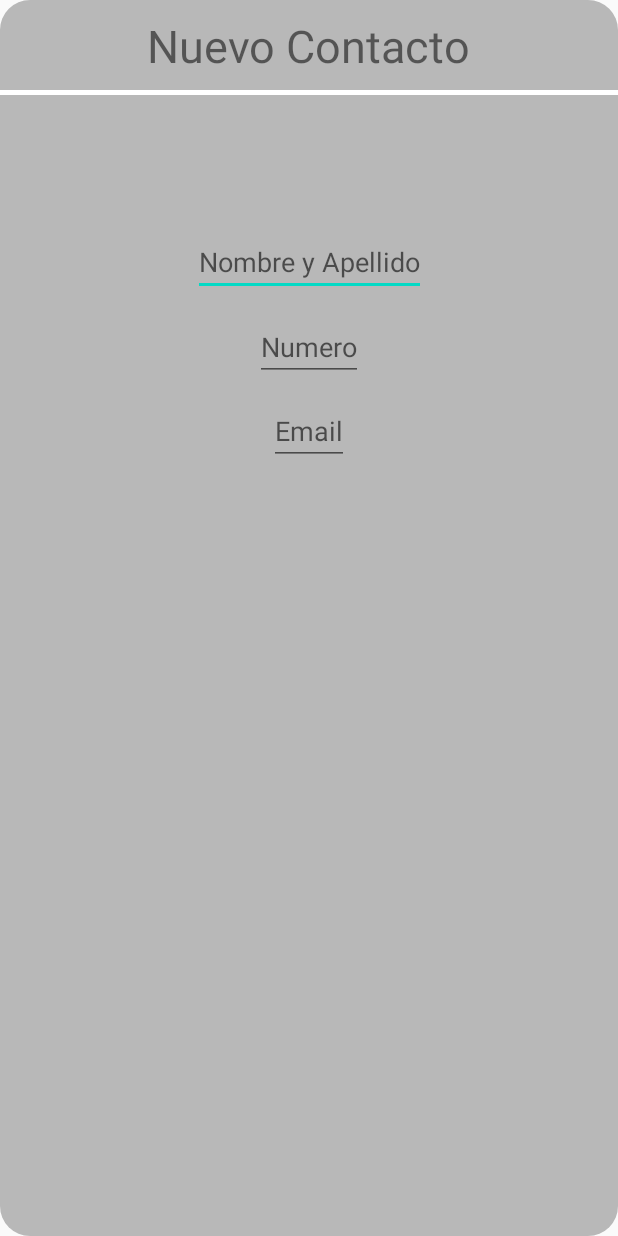
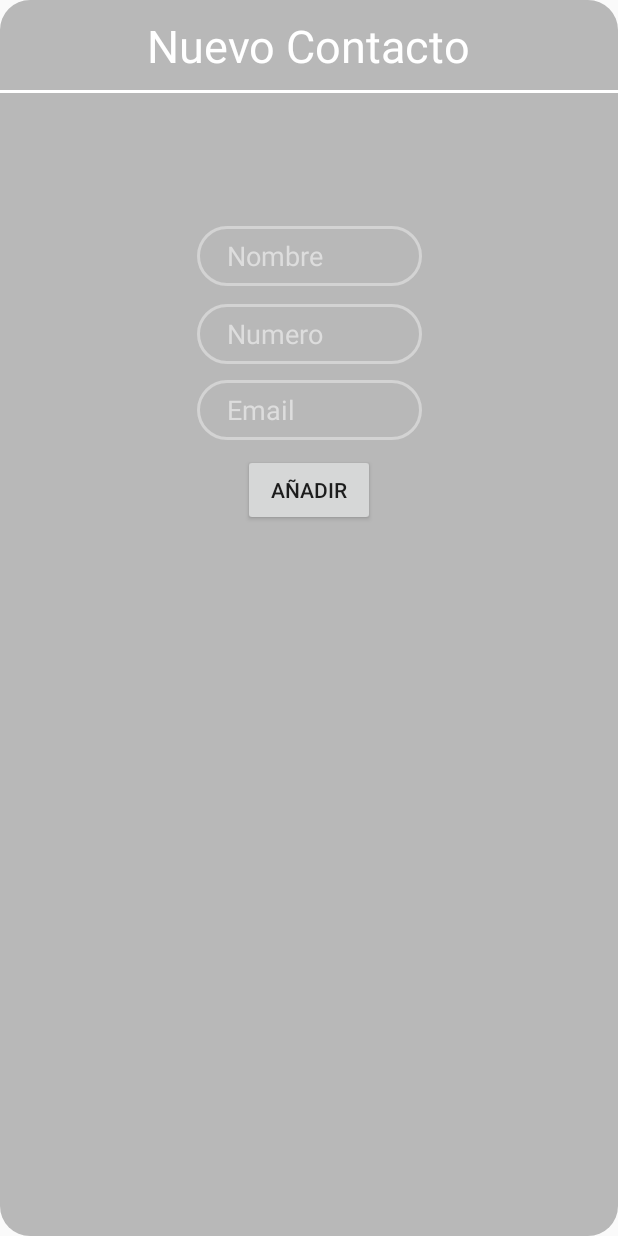
Before and after one commit to unknowncode44/fragment_layout, an Android app: the fragment AddContact shown on its own in the app's theme, on a phone screen of 412 x 824 dp. Run offline under Robolectric (Android 15) with nearby library versions, the phone set to English and light mode, and no system bars.

Commit message:
Nuevas funciones

```diff
--- a/app/src/main/res/anim/center_to_down.xml
+++ /dev/null
@@ -1,5 +0,0 @@
-<?xml version="1.0" encoding="utf-8"?>
-<set xmlns:android="http://schemas.android.com/apk/res/android">
-    <translate android:fromYDelta="0%" android:toYDelta="-100%"/>
-    <alpha android:fromAlpha=".1" android:toAlpha=".0" android:duration="400"/>
-</set>
--- a/app/src/main/res/anim/up_to_down.xml
+++ /dev/null
@@ -1,6 +0,0 @@
-<?xml version="1.0" encoding="utf-8"?>
-<set xmlns:android="http://schemas.android.com/apk/res/android">
-    <translate android:fromYDelta="100%" android:toYDelta="0%"/>
-    <alpha android:fromAlpha=".0" android:toAlpha=".1" android:duration="400"/>
-
-</set>
--- /dev/null
+++ b/app/src/main/res/drawable/add_contact.xml
@@ -0,0 +1,4 @@
+<?xml version="1.0" encoding="utf-8"?>
+<selector xmlns:android="http://schemas.android.com/apk/res/android">
+    <item android:drawable="@android:drawable/ic_menu_add"/>
+</selector>
--- /dev/null
+++ b/app/src/main/res/drawable/back.xml
@@ -0,0 +1,4 @@
+<?xml version="1.0" encoding="utf-8"?>
+<selector xmlns:android="http://schemas.android.com/apk/res/android">
+    <item android:drawable="@android:drawable/ic_menu_revert"/>
+</selector>
--- /dev/null
+++ b/app/src/main/res/drawable/edittext.xml
@@ -0,0 +1,6 @@
+<?xml version="1.0" encoding="utf-8"?>
+<shape xmlns:android="http://schemas.android.com/apk/res/android">
+    <corners android:radius="20dp"/>
+    <stroke android:width="2dp"
+        android:color="#D3D3D3"/>
+</shape>
--- a/app/src/main/res/layout/fragment_add_contact.xml
+++ b/app/src/main/res/layout/fragment_add_contact.xml
@@ -23,6 +23,7 @@
             android:layout_height="wrap_content"
             android:layout_gravity="center"
             android:text="@string/new_contact"
+            android:textColor="@color/white"
             android:textSize="30sp"
             android:layout_marginTop="10dp"/>
 
@@ -31,7 +32,7 @@
     <View
         android:id="@+id/view"
         android:layout_width="match_parent"
-        android:layout_height="3dp"
+        android:layout_height="2dp"
         android:background="@color/white"
         app:layout_constraintTop_toBottomOf="@+id/contact"
         app:layout_constraintBottom_toBottomOf="parent"
@@ -47,41 +48,63 @@
         app:layout_constraintStart_toStartOf="parent"
         app:layout_constraintEnd_toEndOf="parent"
         app:layout_constraintBottom_toBottomOf="parent"
-        app:layout_constraintVertical_bias=".1"/>
+        app:layout_constraintVertical_bias=".1"
+        android:background="@drawable/edittext"/>
 
     <EditText
         android:id="@+id/name"
-        android:layout_width="wrap_content"
-        android:layout_height="wrap_content"
+        android:layout_width="150dp"
+        android:layout_height="40dp"
+        android:paddingLeft="20dp"
         app:layout_constraintTop_toBottomOf="@+id/image"
         app:layout_constraintBottom_toBottomOf="parent"
         app:layout_constraintStart_toStartOf="parent"
         app:layout_constraintEnd_toEndOf="parent"
         android:hint="@string/name"
-        app:layout_constraintVertical_bias=".02"/>
+        android:textColor="@color/white"
+        android:textColorHint="@color/gray"
+        app:layout_constraintVertical_bias=".02"
+        android:background="@drawable/edittext"/>
 
     <EditText
         android:id="@+id/number"
-        android:layout_width="wrap_content"
-        android:layout_height="wrap_content"
+        android:layout_width="150dp"
+        android:layout_height="40dp"
+        android:paddingLeft="20dp"
         app:layout_constraintTop_toBottomOf="@+id/name"
         app:layout_constraintBottom_toBottomOf="parent"
         app:layout_constraintStart_toStartOf="parent"
         app:layout_constraintEnd_toEndOf="parent"
         android:hint="@string/number"
-        app:layout_constraintVertical_bias=".02"/>
+        android:textColor="@color/white"
+        android:textColorHint="@color/gray"
+        app:layout_constraintVertical_bias=".02"
+        android:background="@drawable/edittext"/>
 
     <EditText
         android:id="@+id/email"
-        android:layout_width="wrap_content"
-        android:layout_height="wrap_content"
+        android:layout_width="150dp"
+        android:layout_height="40dp"
+        android:paddingLeft="20dp"
         app:layout_constraintTop_toBottomOf="@+id/number"
         app:layout_constraintBottom_toBottomOf="parent"
         app:layout_constraintStart_toStartOf="parent"
         app:layout_constraintEnd_toEndOf="parent"
         android:hint="@string/email"
+        android:textColor="@color/white"
+        android:textColorHint="@color/gray"
+        app:layout_constraintVertical_bias=".02"
+        android:background="@drawable/edittext"/>
+
+    <Button
+        android:layout_width="wrap_content"
+        android:layout_height="wrap_content"
+        android:text="@string/add_contact"
+        app:layout_constraintTop_toBottomOf="@+id/email"
+        app:layout_constraintStart_toStartOf="parent"
+        app:layout_constraintEnd_toEndOf="parent"
+        app:layout_constraintBottom_toBottomOf="parent"
         app:layout_constraintVertical_bias=".02"/>
 
 
-
 </androidx.constraintlayout.widget.ConstraintLayout>
--- a/app/src/main/res/values/strings.xml
+++ b/app/src/main/res/values/strings.xml
@@ -4,7 +4,8 @@
     <!-- TODO: Remove or change this placeholder text -->
     <string name="hello_blank_fragment">Hello blank fragment</string>
     <string name="new_contact">Nuevo Contacto</string>
-    <string name="name">Nombre y Apellido</string>
+    <string name="name">Nombre</string>
     <string name="number">Numero</string>
     <string name="email">Email</string>
+    <string name="add_contact">Añadir</string>
 </resources>
```
Also changed, not shown: app/src/main/java/com/example/landscapecontacts/ContactList.kt (+9 -2 lines), app/src/main/java/com/example/landscapecontacts/MainActivity.kt (+21 -13 lines), app/src/main/res/anim/enter_from_above.xml (added, +7 -0 lines), app/src/main/res/anim/enter_from_right.xml (added, +7 -0 lines), app/src/main/res/anim/exit_to_above.xml (added, +7 -0 lines), app/src/main/res/anim/exit_to_right.xml (added, +7 -0 lines), app/src/main/res/layout-land/activity_main.xml (+12 -14 lines).
